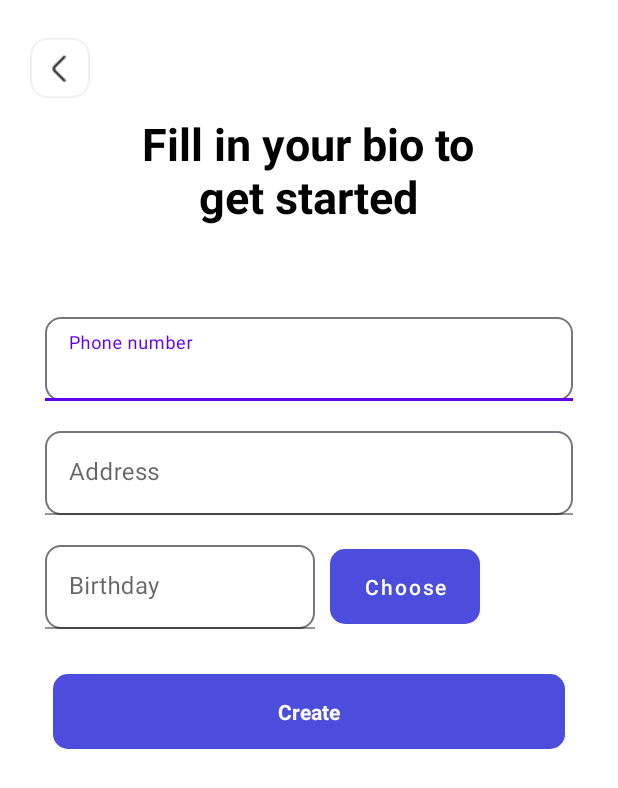
After one commit to phongwild/StaySerene, an Android app: the Add_phoneNumber screen opened directly, with no data from a screen before it, on a phone screen of 412 x 824 dp. The commit adds this screen. Shown: the top 788 px of the screen. Run offline under Robolectric (Android 15) with nearby library versions, the light colour scheme and no system bars; our stand-ins replace Firebase (no records; nobody signed in at launch, a user with empty details on screens opened directly).

Commit message:
sửa lại đăng kí

```diff
--- a/app/build.gradle.kts
+++ b/app/build.gradle.kts
@@ -46,4 +46,5 @@ dependencies {
     implementation ("com.google.firebase:firebase-auth")
     implementation("com.google.firebase:firebase-storage")
     implementation("com.google.firebase:firebase-database")
+    implementation("com.google.android.gms:play-services-auth:21.2.0")
 }
--- /dev/null
+++ b/app/src/main/java/phongtaph31865/poly/stayserene/Login_Register/Add_phoneNumber.java
@@ -0,0 +1,207 @@
+package phongtaph31865.poly.stayserene.Login_Register;
+
+import android.annotation.SuppressLint;
+import android.app.DatePickerDialog;
+import android.content.Intent;
+import android.os.Bundle;
+import android.text.Editable;
+import android.text.TextWatcher;
+import android.view.View;
+import android.widget.Button;
+import android.widget.DatePicker;
+import android.widget.LinearLayout;
+import android.widget.Toast;
+
+import androidx.activity.EdgeToEdge;
+import androidx.annotation.NonNull;
+import androidx.appcompat.app.AppCompatActivity;
+import androidx.core.graphics.Insets;
+import androidx.core.view.ViewCompat;
+import androidx.core.view.WindowInsetsCompat;
+
+import com.google.android.gms.tasks.OnFailureListener;
+import com.google.android.gms.tasks.OnSuccessListener;
+import com.google.android.material.textfield.TextInputEditText;
+import com.google.android.material.textfield.TextInputLayout;
+import com.google.firebase.auth.FirebaseAuth;
+import com.google.firebase.auth.FirebaseUser;
+import com.google.firebase.database.DatabaseReference;
+import com.google.firebase.database.FirebaseDatabase;
+
+import java.util.Calendar;
+import java.util.UUID;
+
+import phongtaph31865.poly.stayserene.Model.Account;
+import phongtaph31865.poly.stayserene.R;
+
+public class Add_phoneNumber extends AppCompatActivity {
+    private TextInputLayout layout_phoneNumber, layout_address, layout_date;
+    private TextInputEditText edt_phoneNumber, edt_address, edt_date;
+    private Button btn_choose_date;
+    private LinearLayout btn_create;
+    private FirebaseAuth mAuth;
+    private FirebaseUser user;
+    private String phoneNumber, address, date;
+    @SuppressLint("MissingInflatedId")
+    @Override
+    protected void onCreate(Bundle savedInstanceState) {
+        super.onCreate(savedInstanceState);
+        EdgeToEdge.enable(this);
+        setContentView(R.layout.activity_add_phone_number);
+        layout_phoneNumber = findViewById(R.id.layout_phoneNumber);
+        layout_address = findViewById(R.id.layout_address);
+        layout_date = findViewById(R.id.layout_date_time);
+        edt_phoneNumber = findViewById(R.id.ed_phoneNumber);
+        edt_address = findViewById(R.id.ed_address);
+        edt_date = findViewById(R.id.ed_date_time);
+        btn_choose_date = findViewById(R.id.btn_choose_date);
+        btn_create = findViewById(R.id.btn_next_addPhoneNumber);
+        edt_phoneNumber.addTextChangedListener(new TextWatcher() {
+            @Override
+            public void beforeTextChanged(CharSequence s, int start, int count, int after) {
+
+            }
+
+            @Override
+            public void onTextChanged(CharSequence s, int start, int before, int count) {
+                if (s.length() == 0) {
+                    layout_phoneNumber.setError("Please enter your phone number");
+                } else {
+                    layout_phoneNumber.setErrorEnabled(false);
+                }
+            }
+
+            @Override
+            public void afterTextChanged(Editable s) {
+
+            }
+        });
+        edt_address.addTextChangedListener(new TextWatcher() {
+            @Override
+            public void beforeTextChanged(CharSequence s, int start, int count, int after) {
+
+            }
+
+            @Override
+            public void onTextChanged(CharSequence s, int start, int before, int count) {
+                if (s.length() == 0) {
+                    layout_address.setError("Please enter your address");
+                } else {
+                    layout_address.setErrorEnabled(false);
+                }
+            }
+
+            @Override
+            public void afterTextChanged(Editable s) {
+
+            }
+        });
+        edt_date.addTextChangedListener(new TextWatcher() {
+            @Override
+            public void beforeTextChanged(CharSequence s, int start, int count, int after) {
+
+            }
+
+            @Override
+            public void onTextChanged(CharSequence s, int start, int before, int count) {
+                if (s.length() == 0) {
+                    layout_date.setError("Please enter your birthday");
+                } else {
+                    layout_date.setErrorEnabled(false);
+                }
+            }
+
+            @Override
+            public void afterTextChanged(Editable s) {
+
+            }
+        });
+        btn_choose_date.setOnClickListener(new View.OnClickListener() {
+            @Override
+            public void onClick(View v) {
+                open_Date_Time();
+            }
+        });
+        Intent intent = getIntent();
+        String avt = "https://encrypted-tbn0.gstatic.com/images?q=tbn:ANd9GcTq2k2sI1nZyFTtoaKSXxeVzmAwIPchF4tjwg&s";
+        String gioiTinh = "";
+        String quocTich = "";
+        int role = 1;
+        String Uid = UUID.randomUUID().toString();
+        String fullname = intent.getStringExtra("fullname");
+        String email = intent.getStringExtra("email");
+        String password = intent.getStringExtra("password");
+        //Firebase
+        DatabaseReference userRef = FirebaseDatabase.getInstance().getReference("Account");
+        mAuth = FirebaseAuth.getInstance();
+        user = mAuth.getCurrentUser();
+        try {
+            btn_create.setOnClickListener(new View.OnClickListener() {
+                @Override
+                public void onClick(View v) {
+                    phoneNumber = edt_phoneNumber.getText().toString();
+                    address = edt_address.getText().toString();
+                    date = edt_date.getText().toString();
+                    if (phoneNumber.isEmpty() || address.isEmpty() || date.isEmpty()) {
+                        if (phoneNumber.isEmpty()) {
+                            layout_phoneNumber.setError("Please enter your phone number");
+                        } else {
+                            layout_phoneNumber.setErrorEnabled(false);
+                        }
+                        if (address.isEmpty()) {
+                            layout_address.setError("Please enter your address");
+                        } else {
+                            layout_address.setErrorEnabled(false);
+                        }
+                        if (date.isEmpty()) {
+                            layout_date.setError("Please enter your date");
+                        } else {
+                            layout_date.setErrorEnabled(false);
+                        }
+                    }else {
+                        mAuth.createUserWithEmailAndPassword(email, password);
+                        Account newAccount = new Account(Uid, fullname, avt, email, gioiTinh, date, password, quocTich, phoneNumber, address, role);
+                        userRef.child(Uid).setValue(newAccount).addOnSuccessListener(new OnSuccessListener<Void>() {
+                            @Override
+                            public void onSuccess(Void unused) {
+                                startActivity(new Intent(Add_phoneNumber.this, Activity_success.class));
+                            }
+                        }).addOnFailureListener(new OnFailureListener() {
+                            @Override
+                            public void onFailure(@NonNull Exception e) {
+                                Toast.makeText(Add_phoneNumber.this, "Create " + fullname + " failed", Toast.LENGTH_SHORT).show();
+                            }
+                        });
+                    }
+                }
+            });
+        }catch (Exception e){
+            e.printStackTrace();
+        }
+
+    }
+    private void open_Date_Time(){
+        Calendar calendar = Calendar.getInstance();
+        int year = calendar.get(Calendar.YEAR);
+        int month = calendar.get(Calendar.MONTH);
+        int day = calendar.get(Calendar.DAY_OF_MONTH) + 1;
+        DatePickerDialog dialog = new DatePickerDialog(this, new DatePickerDialog.OnDateSetListener() {
+            @Override
+            public void onDateSet(DatePicker view, int year, int month, int day) {
+                edt_date.setText(String.format("%02d/%02d/%04d", day, month + 1, year));
+            }
+        }, year, month, day);
+        dialog.show();
+    }
+    @Override
+    protected void onStart() {
+        super.onStart();
+        FirebaseUser currentUser = mAuth.getCurrentUser();
+        if (currentUser != null) {
+            reload();
+        }
+    }
+    public void reload(){
+        //
+    }
+}
--- a/app/src/main/java/phongtaph31865/poly/stayserene/CardModel.java
+++ b/app/src/main/java/phongtaph31865/poly/stayserene/Model/CardModel.java
@@ -1,4 +1,4 @@
-package phongtaph31865.poly.stayserene;
+package phongtaph31865.poly.stayserene.Model;
 
 public class CardModel {
 
--- a/app/src/main/java/phongtaph31865/poly/stayserene/Screen_admin/Fragment_admin/Fragment_home_admin.java
+++ b/app/src/main/java/phongtaph31865/poly/stayserene/Screen_admin/Fragment_admin/Fragment_home_admin.java
@@ -13,8 +13,8 @@ import android.view.ViewGroup;
 import java.util.ArrayList;
 import java.util.List;
 
-import phongtaph31865.poly.stayserene.CardAdapter;
-import phongtaph31865.poly.stayserene.CardModel;
+import phongtaph31865.poly.stayserene.adapter.CardAdapter;
+import phongtaph31865.poly.stayserene.Model.CardModel;
 import phongtaph31865.poly.stayserene.R;
 
 
--- a/app/src/main/java/phongtaph31865/poly/stayserene/Welcome.java
+++ b/app/src/main/java/phongtaph31865/poly/stayserene/Welcome.java
@@ -6,9 +6,8 @@ import android.os.Handler;
 
 import androidx.activity.EdgeToEdge;
 import androidx.appcompat.app.AppCompatActivity;
-import androidx.core.graphics.Insets;
-import androidx.core.view.ViewCompat;
-import androidx.core.view.WindowInsetsCompat;
+
+import phongtaph31865.poly.stayserene.Login_Register.Loginscreen;
 
 
 public class Welcome extends AppCompatActivity {
--- a/app/src/main/java/phongtaph31865/poly/stayserene/CardAdapter.java
+++ b/app/src/main/java/phongtaph31865/poly/stayserene/adapter/CardAdapter.java
@@ -1,4 +1,4 @@
-package phongtaph31865.poly.stayserene;
+package phongtaph31865.poly.stayserene.adapter;
 import android.content.Context;
 import android.view.LayoutInflater;
 import android.view.View;
@@ -8,6 +8,9 @@ import android.widget.TextView;
 import androidx.annotation.NonNull;
 import androidx.recyclerview.widget.RecyclerView;
 import java.util.List;
+
+import phongtaph31865.poly.stayserene.Model.CardModel;
+import phongtaph31865.poly.stayserene.R;
 
 public class CardAdapter extends RecyclerView.Adapter<CardAdapter.CardViewHolder> {
 
--- /dev/null
+++ b/app/src/main/res/layout/activity_add_phone_number.xml
@@ -0,0 +1,107 @@
+<?xml version="1.0" encoding="utf-8"?>
+<LinearLayout xmlns:android="http://schemas.android.com/apk/res/android"
+    android:orientation="vertical"
+    xmlns:app="http://schemas.android.com/apk/res-auto"
+    xmlns:tools="http://schemas.android.com/tools"
+    android:id="@+id/main"
+    android:layout_width="match_parent"
+    android:layout_height="match_parent"
+    tools:context=".Login_Register.Add_phoneNumber"
+    android:paddingHorizontal="20dp"
+    android:paddingTop="15dp">
+    <RelativeLayout
+        android:layout_width="60dp"
+        android:layout_height="60dp">
+        <ImageView
+            android:layout_width="wrap_content"
+            android:layout_height="wrap_content"
+            android:layout_centerVertical="true"
+            android:src="@drawable/ic_back"/>
+    </RelativeLayout>
+    <TextView
+        android:layout_width="259dp"
+        android:layout_height="wrap_content"
+        android:layout_gravity="center"
+        android:text="Fill in your bio to get started"
+        android:textColor="#000000"
+        android:textAlignment="center"
+        android:textSize="30sp"
+        android:textStyle="bold" />
+    <com.google.android.material.textfield.TextInputLayout
+        android:layout_marginTop="50dp"
+        android:layout_width="match_parent"
+        android:layout_height="wrap_content"
+        android:id="@+id/layout_phoneNumber"
+        android:layout_gravity="center">
+        <com.google.android.material.textfield.TextInputEditText
+            android:layout_width="match_parent"
+            android:layout_height="wrap_content"
+            android:layout_margin="10dp"
+            android:background="@drawable/custom_input"
+            android:id="@+id/ed_phoneNumber"
+            android:inputType="phone|number"
+            android:hint="Phone number" />
+    </com.google.android.material.textfield.TextInputLayout>
+    <com.google.android.material.textfield.TextInputLayout
+        android:layout_width="match_parent"
+        android:layout_height="wrap_content"
+        android:id="@+id/layout_address"
+        android:layout_gravity="center">
+
+        <com.google.android.material.textfield.TextInputEditText
+            android:layout_width="match_parent"
+            android:layout_height="wrap_content"
+            android:layout_margin="10dp"
+            android:background="@drawable/custom_input"
+            android:id="@+id/ed_address"
+            android:inputType="text"
+            android:hint="Address" />
+    </com.google.android.material.textfield.TextInputLayout>
+    <LinearLayout
+        android:layout_width="match_parent"
+        android:layout_height="wrap_content"
+        android:orientation="horizontal">
+        <com.google.android.material.textfield.TextInputLayout
+            android:layout_width="200dp"
+            android:layout_height="wrap_content"
+            android:id="@+id/layout_date_time"
+            android:layout_gravity="start">
+
+            <com.google.android.material.textfield.TextInputEditText
+                android:layout_width="match_parent"
+                android:layout_height="wrap_content"
+                android:layout_margin="10dp"
+                android:background="@drawable/custom_input"
+                android:id="@+id/ed_date_time"
+                android:inputType="textPersonName"
+                android:hint="Birthday" />
+        </com.google.android.material.textfield.TextInputLayout>
+        <Button
+            android:id="@+id/btn_choose_date"
+            android:layout_width="100dp"
+            android:layout_height="50dp"
+            android:background="@drawable/custom_btn"
+            android:layout_gravity="center"
+            android:text="Choose"
+            android:textColor="#ffffff"
+            android:textAllCaps="false"
+            app:backgroundTint="#4C4DDC"/>
+    </LinearLayout>
+    <LinearLayout
+        android:layout_width="match_parent"
+        android:layout_height="50dp"
+        android:background="@drawable/custom_btn"
+        android:layout_marginHorizontal="15dp"
+        android:id="@+id/btn_next_addPhoneNumber"
+        android:backgroundTint="#4C4DDC"
+        android:gravity="center"
+        android:layout_marginTop="20dp">
+        <TextView
+            android:layout_width="wrap_content"
+            android:layout_height="wrap_content"
+            android:text="Create"
+            android:textColor="#fff"
+            android:textStyle="bold"
+            android:layout_gravity="center"/>
+    </LinearLayout>
+</LinearLayout>
--- a/app/src/main/res/layout/activity_loginscreen.xml
+++ b/app/src/main/res/layout/activity_loginscreen.xml
@@ -7,7 +7,8 @@
     android:layout_height="match_parent"
     android:orientation="vertical"
     android:paddingHorizontal="20dp"
-    tools:context=".Loginscreen">
+    android:background="#ffffff"
+    tools:context=".Login_Register.Loginscreen">
 
     <ImageView
         android:layout_width="150dp"
--- a/app/src/main/res/layout/activity_register.xml
+++ b/app/src/main/res/layout/activity_register.xml
@@ -7,7 +7,8 @@
     android:layout_width="match_parent"
     android:layout_height="match_parent"
     android:paddingHorizontal="20dp"
-    tools:context=".Register">
+    android:background="#ffffff"
+    tools:context=".Login_Register.Register">
 
     <ImageView
         android:layout_width="150dp"
@@ -28,6 +29,7 @@
             android:layout_margin="10dp"
             android:background="@drawable/custom_input"
             android:id="@+id/ed_fullname_register"
+            android:inputType="textPersonName"
             android:hint="Full Name" />
     </com.google.android.material.textfield.TextInputLayout>
     <com.google.android.material.textfield.TextInputLayout
@@ -183,7 +185,6 @@
             android:text="Already have an account?"
             android:textColor="#000000"
             android:textSize="15dp"/>
-
         <TextView
             android:layout_width="wrap_content"
             android:layout_height="wrap_content"
```
Also changed, not shown: app/src/main/AndroidManifest.xml (+11 -5 lines), app/src/main/java/phongtaph31865/poly/stayserene/Login_Register/Activity_success.java (added, +31 -0 lines), app/src/main/java/phongtaph31865/poly/stayserene/Login_Register/Loginscreen.java (renamed from app/src/main/java/phongtaph31865/poly/stayserene/Loginscreen.java, +7 -3 lines), app/src/main/java/phongtaph31865/poly/stayserene/Login_Register/Register.java (renamed from app/src/main/java/phongtaph31865/poly/stayserene/Register.java, +44 -27 lines), app/src/main/res/layout/activity_success.xml (added, +43 -0 lines), app/src/main/res/drawable/check_circle.png (added), app/src/main/res/drawable/ic_back.png (added).
